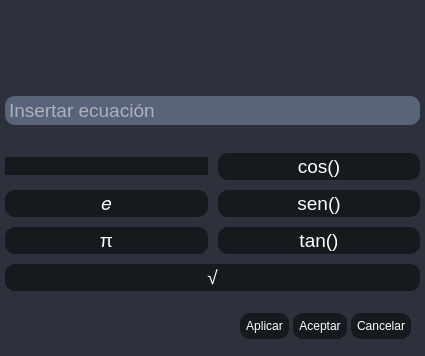
First picture: the form in views/qt_files/equation_selecter_window.ui, repository Zombender0/Linear_algebra, before the edit.
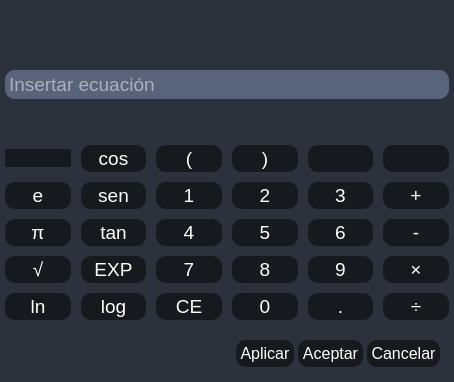
Second picture: the form after the edit. Icons and pictures are not drawn.

Diff of the .ui file:
```diff
--- a/views/qt_files/equation_selecter_window.ui
+++ b/views/qt_files/equation_selecter_window.ui
@@ -6,10 +6,16 @@
    <rect>
     <x>0</x>
     <y>0</y>
-    <width>425</width>
-    <height>356</height>
+    <width>454</width>
+    <height>382</height>
    </rect>
   </property>
+  <property name="maximumSize">
+   <size>
+    <width>454</width>
+    <height>382</height>
+   </size>
+  </property>
   <property name="windowTitle">
    <string>Dialog</string>
   </property>
@@ -49,16 +55,10 @@
 }
 
 #options_widget QPushButton{
-padding: 6px;
-font-weigth: 450;
+padding: 4px;
+font-weight: 450;
 }
 
-#options_widget QPushButton::hover{
-color: #58a0a7;
-background-color: #21252a;
-}
-
-
 </string>
   </property>
   <layout class="QVBoxLayout" name="verticalLayout_2" stretch="10,8,4">
@@ -97,7 +97,7 @@
       </property>
       <item>
        <widget class="QWidget" name="equation_label_widget" native="true">
-        <layout class="QHBoxLayout" name="horizontalLayout">
+        <layout class="QVBoxLayout" name="verticalLayout_4">
          <property name="leftMargin">
           <number>0</number>
          </property>
@@ -110,7 +110,7 @@
          <property name="bottomMargin">
           <number>0</number>
          </property>
-         <item alignment="Qt::AlignmentFlag::AlignHCenter|Qt::AlignmentFlag::AlignVCenter">
+         <item>
           <widget class="QLabel" name="equation_label">
            <property name="font">
             <font>
@@ -135,6 +135,9 @@
            <property name="alignment">
             <set>Qt::AlignmentFlag::AlignCenter</set>
            </property>
+           <property name="wordWrap">
+            <bool>true</bool>
+           </property>
            <property name="indent">
             <number>-1</number>
            </property>
@@ -146,7 +149,7 @@
         </layout>
        </widget>
       </item>
-      <item>
+      <item alignment="Qt::AlignmentFlag::AlignTop">
        <widget class="QWidget" name="equation_line_edit_widget" native="true">
         <layout class="QHBoxLayout" name="horizontalLayout_2">
          <property name="leftMargin">
@@ -188,6 +191,12 @@
    </item>
    <item>
     <widget class="QWidget" name="equation_buttons" native="true">
+     <property name="sizePolicy">
+      <sizepolicy hsizetype="Preferred" vsizetype="Expanding">
+       <horstretch>0</horstretch>
+       <verstretch>0</verstretch>
+      </sizepolicy>
+     </property>
      <layout class="QVBoxLayout" name="verticalLayout_3">
       <property name="spacing">
        <number>0</number>
@@ -205,13 +214,91 @@
        <number>0</number>
       </property>
       <item>
-       <layout class="QGridLayout" name="buttons_grid_layout" columnstretch="0,0">
+       <layout class="QGridLayout" name="buttons_grid_layout" columnstretch="0,0,0,0,0,0">
         <property name="bottomMargin">
          <number>0</number>
         </property>
         <property name="spacing">
          <number>10</number>
         </property>
+        <item row="1" column="3">
+         <widget class="QPushButton" name="two_button">
+          <property name="font">
+           <font>
+            <pointsize>14</pointsize>
+           </font>
+          </property>
+          <property name="text">
+           <string>2</string>
+          </property>
+         </widget>
+        </item>
+        <item row="3" column="4">
+         <widget class="QPushButton" name="nine_button">
+          <property name="font">
+           <font>
+            <pointsize>14</pointsize>
+           </font>
+          </property>
+          <property name="text">
+           <string>9</string>
+          </property>
+         </widget>
+        </item>
+        <item row="3" column="2">
+         <widget class="QPushButton" name="seven_button">
+          <property name="font">
+           <font>
+            <pointsize>14</pointsize>
+           </font>
+          </property>
+          <property name="text">
+           <string>7</string>
+          </property>
+         </widget>
+        </item>
+        <item row="1" column="0">
+         <widget class="QPushButton" name="e_button">
+          <property name="font">
+           <font>
+            <pointsize>14</pointsize>
+           </font>
+          </property>
+          <property name="text">
+           <string>e</string>
+          </property>
+          <property name="iconSize">
+           <size>
+            <width>24</width>
+            <height>24</height>
+           </size>
+          </property>
+         </widget>
+        </item>
+        <item row="4" column="1">
+         <widget class="QPushButton" name="log_button">
+          <property name="font">
+           <font>
+            <pointsize>14</pointsize>
+           </font>
+          </property>
+          <property name="text">
+           <string>log</string>
+          </property>
+         </widget>
+        </item>
+        <item row="0" column="2">
+         <widget class="QPushButton" name="open_parenthesis_button">
+          <property name="font">
+           <font>
+            <pointsize>14</pointsize>
+           </font>
+          </property>
+          <property name="text">
+           <string>(</string>
+          </property>
+         </widget>
+        </item>
         <item row="0" column="0">
          <widget class="QPushButton" name="x_to_n_button">
           <property name="styleSheet">
@@ -232,15 +319,15 @@
           </property>
          </widget>
         </item>
-        <item row="1" column="1">
-         <widget class="QPushButton" name="sin_button">
+        <item row="4" column="4">
+         <widget class="QPushButton" name="point_button">
           <property name="font">
            <font>
             <pointsize>14</pointsize>
            </font>
           </property>
           <property name="text">
-           <string>sen()</string>
+           <string>.</string>
           </property>
          </widget>
         </item>
@@ -252,7 +339,31 @@
            </font>
           </property>
           <property name="text">
-           <string>tan()</string>
+           <string>tan</string>
+          </property>
+         </widget>
+        </item>
+        <item row="3" column="1">
+         <widget class="QPushButton" name="exp_button">
+          <property name="font">
+           <font>
+            <pointsize>14</pointsize>
+           </font>
+          </property>
+          <property name="text">
+           <string>EXP</string>
+          </property>
+         </widget>
+        </item>
+        <item row="2" column="2">
+         <widget class="QPushButton" name="four_butotn">
+          <property name="font">
+           <font>
+            <pointsize>14</pointsize>
+           </font>
+          </property>
+          <property name="text">
+           <string>4</string>
           </property>
          </widget>
         </item>
@@ -268,37 +379,7 @@
           </property>
          </widget>
         </item>
-        <item row="0" column="1">
-         <widget class="QPushButton" name="cos_button">
-          <property name="font">
-           <font>
-            <pointsize>14</pointsize>
-           </font>
-          </property>
-          <property name="text">
-           <string>cos()</string>
-          </property>
-         </widget>
-        </item>
-        <item row="1" column="0">
-         <widget class="QPushButton" name="e_button">
-          <property name="font">
-           <font>
-            <pointsize>14</pointsize>
-           </font>
-          </property>
-          <property name="text">
-           <string>𝑒</string>
-          </property>
-          <property name="iconSize">
-           <size>
-            <width>24</width>
-            <height>24</height>
-           </size>
-          </property>
-         </widget>
-        </item>
-        <item row="3" column="0" colspan="2">
+        <item row="3" column="0">
          <widget class="QPushButton" name="sqrt_button">
           <property name="font">
            <font>
@@ -310,6 +391,230 @@
           </property>
          </widget>
         </item>
+        <item row="4" column="3">
+         <widget class="QPushButton" name="zero_button">
+          <property name="font">
+           <font>
+            <pointsize>14</pointsize>
+           </font>
+          </property>
+          <property name="text">
+           <string>0</string>
+          </property>
+         </widget>
+        </item>
+        <item row="0" column="1">
+         <widget class="QPushButton" name="cos_button">
+          <property name="font">
+           <font>
+            <pointsize>14</pointsize>
+           </font>
+          </property>
+          <property name="text">
+           <string>cos</string>
+          </property>
+         </widget>
+        </item>
+        <item row="3" column="3">
+         <widget class="QPushButton" name="eight_button">
+          <property name="font">
+           <font>
+            <pointsize>14</pointsize>
+           </font>
+          </property>
+          <property name="text">
+           <string>8</string>
+          </property>
+         </widget>
+        </item>
+        <item row="1" column="2">
+         <widget class="QPushButton" name="one_button">
+          <property name="font">
+           <font>
+            <pointsize>14</pointsize>
+           </font>
+          </property>
+          <property name="text">
+           <string>1</string>
+          </property>
+         </widget>
+        </item>
+        <item row="4" column="0">
+         <widget class="QPushButton" name="ln_button">
+          <property name="font">
+           <font>
+            <pointsize>14</pointsize>
+           </font>
+          </property>
+          <property name="text">
+           <string>ln</string>
+          </property>
+         </widget>
+        </item>
+        <item row="1" column="1">
+         <widget class="QPushButton" name="sin_button">
+          <property name="font">
+           <font>
+            <pointsize>14</pointsize>
+           </font>
+          </property>
+          <property name="text">
+           <string>sen</string>
+          </property>
+         </widget>
+        </item>
+        <item row="0" column="3">
+         <widget class="QPushButton" name="close_parenthesis_button">
+          <property name="font">
+           <font>
+            <pointsize>14</pointsize>
+           </font>
+          </property>
+          <property name="text">
+           <string>)</string>
+          </property>
+         </widget>
+        </item>
+        <item row="2" column="4">
+         <widget class="QPushButton" name="six_button">
+          <property name="font">
+           <font>
+            <pointsize>14</pointsize>
+           </font>
+          </property>
+          <property name="text">
+           <string>6</string>
+          </property>
+         </widget>
+        </item>
+        <item row="1" column="4">
+         <widget class="QPushButton" name="three_button">
+          <property name="font">
+           <font>
+            <pointsize>14</pointsize>
+           </font>
+          </property>
+          <property name="text">
+           <string>3</string>
+          </property>
+         </widget>
+        </item>
+        <item row="2" column="3">
+         <widget class="QPushButton" name="five_button">
+          <property name="font">
+           <font>
+            <pointsize>14</pointsize>
+           </font>
+          </property>
+          <property name="text">
+           <string>5</string>
+          </property>
+         </widget>
+        </item>
+        <item row="4" column="2">
+         <widget class="QPushButton" name="delete_button">
+          <property name="font">
+           <font>
+            <pointsize>14</pointsize>
+           </font>
+          </property>
+          <property name="text">
+           <string>CE</string>
+          </property>
+         </widget>
+        </item>
+        <item row="1" column="5">
+         <widget class="QPushButton" name="add_button">
+          <property name="font">
+           <font>
+            <pointsize>14</pointsize>
+           </font>
+          </property>
+          <property name="text">
+           <string>+</string>
+          </property>
+         </widget>
+        </item>
+        <item row="2" column="5">
+         <widget class="QPushButton" name="substract_button">
+          <property name="font">
+           <font>
+            <pointsize>14</pointsize>
+           </font>
+          </property>
+          <property name="text">
+           <string>-</string>
+          </property>
+         </widget>
+        </item>
+        <item row="3" column="5">
+         <widget class="QPushButton" name="multiply_button">
+          <property name="font">
+           <font>
+            <pointsize>14</pointsize>
+           </font>
+          </property>
+          <property name="text">
+           <string>×</string>
+          </property>
+         </widget>
+        </item>
+        <item row="4" column="5">
+         <widget class="QPushButton" name="divide_button">
+          <property name="font">
+           <font>
+            <pointsize>14</pointsize>
+           </font>
+          </property>
+          <property name="text">
+           <string>÷</string>
+          </property>
+         </widget>
+        </item>
+        <item row="0" column="4">
+         <widget class="QPushButton" name="back_position_button">
+          <property name="font">
+           <font>
+            <pointsize>14</pointsize>
+           </font>
+          </property>
+          <property name="text">
+           <string/>
+          </property>
+          <property name="icon">
+           <iconset resource="qrc_files/resources.qrc">
+            <normaloff>:/icon/Images/left_ar.svg</normaloff>:/icon/Images/left_ar.svg</iconset>
+          </property>
+          <property name="iconSize">
+           <size>
+            <width>22</width>
+            <height>22</height>
+           </size>
+          </property>
+         </widget>
+        </item>
+        <item row="0" column="5">
+         <widget class="QPushButton" name="next_position_button">
+          <property name="font">
+           <font>
+            <pointsize>14</pointsize>
+           </font>
+          </property>
+          <property name="text">
+           <string/>
+          </property>
+          <property name="icon">
+           <iconset resource="qrc_files/resources.qrc">
+            <normaloff>:/icon/Images/right_ar.svg</normaloff>:/icon/Images/right_ar.svg</iconset>
+          </property>
+          <property name="iconSize">
+           <size>
+            <width>20</width>
+            <height>22</height>
+           </size>
+          </property>
+         </widget>
+        </item>
        </layout>
       </item>
      </layout>
@@ -317,12 +622,21 @@
    </item>
    <item alignment="Qt::AlignmentFlag::AlignRight">
     <widget class="QWidget" name="options_widget" native="true">
+     <property name="styleSheet">
+      <string notr="true"/>
+     </property>
      <layout class="QHBoxLayout" name="horizontalLayout_3">
       <property name="spacing">
        <number>4</number>
       </property>
       <item>
        <widget class="QPushButton" name="apply_button">
+        <property name="font">
+         <font>
+          <pointsize>12</pointsize>
+          <fontweight></fontweight>
+         </font>
+        </property>
         <property name="text">
          <string>Aplicar</string>
         </property>
@@ -330,6 +644,12 @@
       </item>
       <item>
        <widget class="QPushButton" name="accept_button">
+        <property name="font">
+         <font>
+          <pointsize>12</pointsize>
+          <fontweight></fontweight>
+         </font>
+        </property>
         <property name="text">
          <string>Aceptar</string>
         </property>
@@ -337,6 +657,12 @@
       </item>
       <item>
        <widget class="QPushButton" name="cancel_button">
+        <property name="font">
+         <font>
+          <pointsize>12</pointsize>
+          <fontweight></fontweight>
+         </font>
+        </property>
         <property name="text">
          <string>Cancelar</string>
         </property>
```
Left out of the diff: 8 changed lines with no effect on the pictures.
